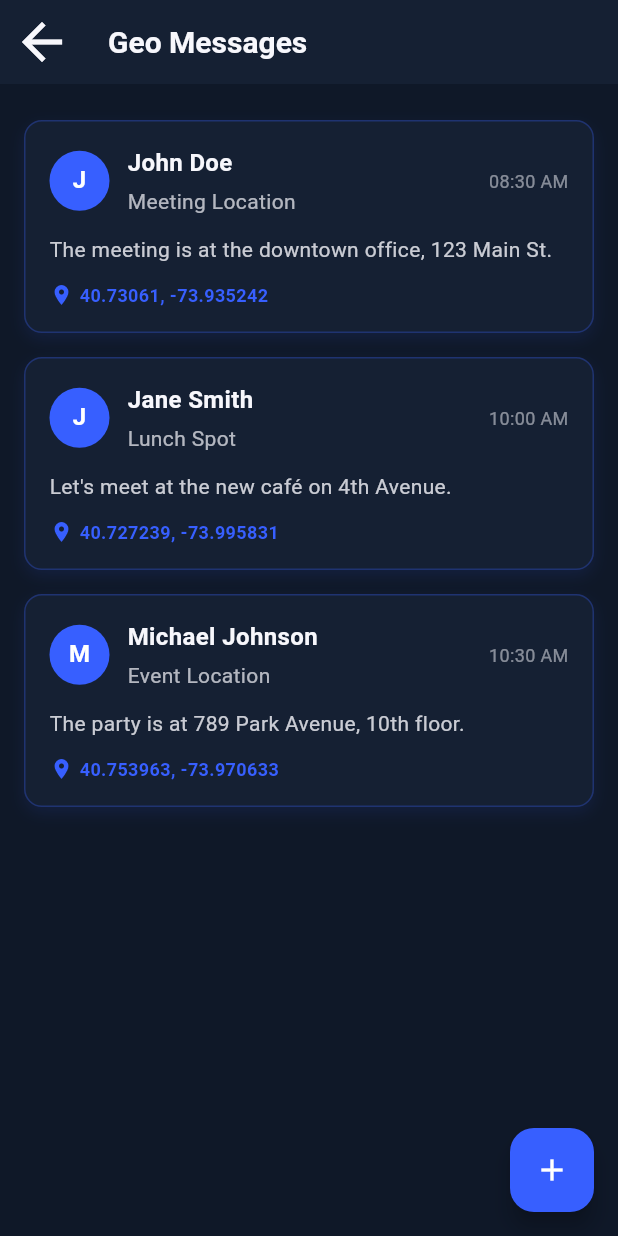
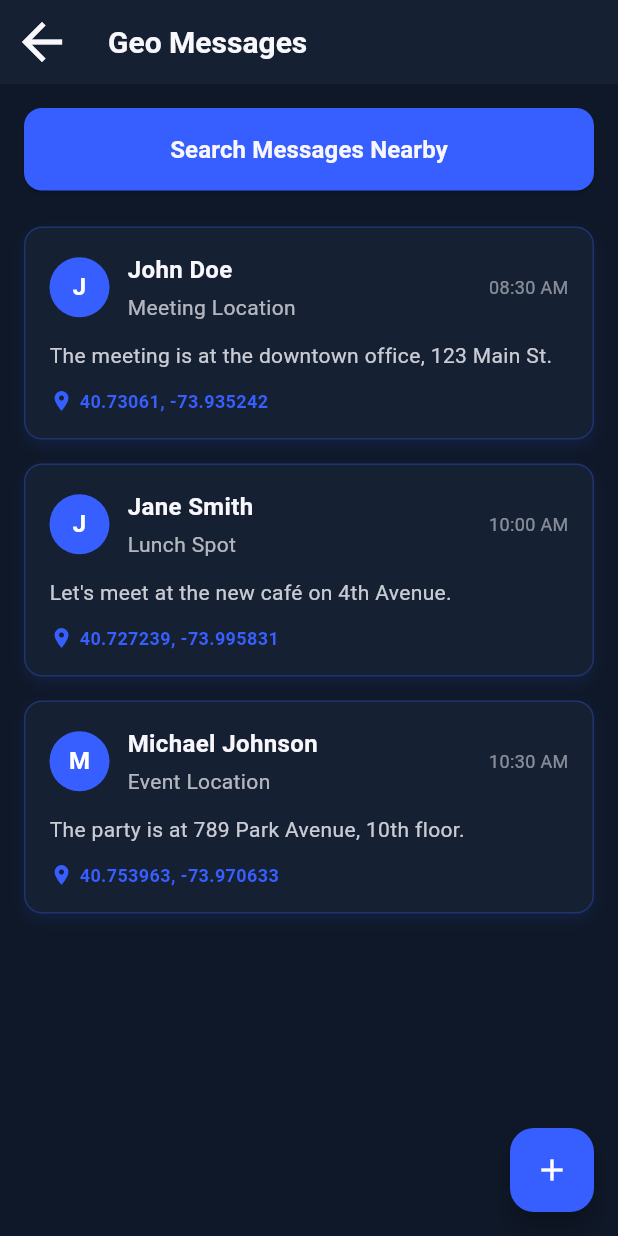
Before and after one commit to SPGOHIL09/link_up, a Flutter app: the Landingpage3 screen opened directly, after a tap on "Create Profile", after a tap on "Save Changes", after a tap on "Geo Messages", on a phone screen of 412 x 824 dp. Run offline on Flutter 3.47's test engine with Material 3 defaults, Android fonts, the phone set to English and light mode, and no system bars; our stand-ins replace device_info_plus, flutter_styled_toast, smooth_page_indicator; missing offline and left inert: flutter_nearby_connections.

Commit message:
Message Working

```diff
--- a/lib/Components/landingscreen3.dart
+++ b/lib/Components/landingscreen3.dart
@@ -63,7 +63,7 @@ class _Landingpage3State extends State<Landingpage3> {
                   ),
                 ),
                 Text(
-                  'Connect easily with \nyour family and friends\n over local areas',
+                  'Geo Messaging: Messages connected to your location',
                   textAlign: TextAlign.center,
                   style: TextStyle(
                     fontWeight: FontWeight.w700,
@@ -71,8 +71,24 @@ class _Landingpage3State extends State<Landingpage3> {
                     fontSize: 25,
                   ),
                 ),
-                SizedBox(height: 20),
-                ElevatedButton(
+                SizedBox(height: 8),
+                Text(
+                  'Get Meassages floating around your place',
+                  textAlign: TextAlign.center,
+                  style: TextStyle(
+                    fontWeight: FontWeight.w300,
+                    color: Colors.white,
+                    fontSize: 17,
+                  ),
+                ),
+                SizedBox(height: 25),
+              ],
+            ),
+          ),
+          Center(
+            child: Container(
+              margin: EdgeInsets.only(top: 650),
+              child: ElevatedButton(
                 onPressed: () {
                   // Navigate to the homepage
                   Navigator.pushReplacement(
@@ -98,7 +114,6 @@ class _Landingpage3State extends State<Landingpage3> {
                   ),
                 ),
               ),
-              ],
             ),
           ),
           Align(
--- a/lib/Components/messageDiscoverItem.dart
+++ b/lib/Components/messageDiscoverItem.dart
@@ -62,7 +62,7 @@ class MessageDiscoverItem extends StatelessWidget {
             },
             child: Row(
               children: [
-                Icon(Icons.person_add, color: Colors.white),
+                Icon(Icons.person_add, color: Colors.white, size: 20,),
                 SizedBox(width: 4),
                 Text(
                   "Invite",
--- a/lib/Components/messageReqDiscItem.dart
+++ b/lib/Components/messageReqDiscItem.dart
@@ -20,6 +20,7 @@ class MessageReqDiscItem extends StatelessWidget {
 
     return Column(
       children: [
+        SizedBox(height: 35,),
         Padding(
           padding: const EdgeInsets.all(8.0),
           child: Container(
--- a/lib/geo_messages.dart
+++ b/lib/geo_messages.dart
@@ -1,5 +1,7 @@
 import 'package:flutter/material.dart';
 import 'package:intl/intl.dart';
+
+import 'home.dart';
 
 class GeoMessagesPage extends StatefulWidget {
   const GeoMessagesPage({Key? key}) : super(key: key);
@@ -58,7 +60,50 @@ class _GeoMessagesPageState extends State<GeoMessagesPage> {
           },
         ),
       ),
-      body: ListView.builder(
+      body: Column(
+        children: [
+          Container(
+            margin:  const EdgeInsets.only(top:16, left: 16, right: 16),
+            child: SizedBox(
+              width: double.infinity,
+              child: ElevatedButton(
+                onPressed: () {
+                  // Save profile changes
+                  ScaffoldMessenger.of(context).showSnackBar(
+                    const SnackBar(
+                      content: Text('Profile updated successfully'),
+                      backgroundColor: Color(0xFF375FFF),
+                    ),
+                  );
+
+                  // Navigate to the homepage
+                  Navigator.pushReplacement(
+                    context,
+                    MaterialPageRoute(
+                        builder: (context) =>
+                            HomePage()), // Replace `HomePage` with your actual homepage widget
+                  );
+                },
+                style: ElevatedButton.styleFrom(
+                  backgroundColor: const Color(0xFF375FFF),
+                  padding: const EdgeInsets.symmetric(vertical: 16),
+                  shape: RoundedRectangleBorder(
+                    borderRadius: BorderRadius.circular(12),
+                  ),
+                ),
+                child: const Text(
+                  'Search Messages Nearby',
+                  style: TextStyle(
+                    color: Color(0xFFF7F7FC),
+                    fontSize: 16,
+                    fontWeight: FontWeight.bold,
+                  ),
+                ),
+              ),
+            ),
+          ),
+          Expanded(
+            child: ListView.builder(
               itemCount: _messages.length,
               padding: const EdgeInsets.all(16),
               itemBuilder: (context, index) {
@@ -72,6 +117,9 @@ class _GeoMessagesPageState extends State<GeoMessagesPage> {
                   longitude: message.longitude,
                 );
               },
+            ),
+          ),
+        ],
       ),
       floatingActionButton: FloatingActionButton(
         backgroundColor: const Color(0xFF375FFF),
--- a/lib/home.dart
+++ b/lib/home.dart
@@ -1,6 +1,7 @@
 
 import 'package:flutter/material.dart';
 import 'package:link_up/geo_messages.dart';
+import 'package:link_up/messageReqDisc.dart';
 import 'package:link_up/profile.dart';
 
 class HomePage extends StatelessWidget {
@@ -74,12 +75,12 @@ class HomePage extends StatelessWidget {
             const SizedBox(height: 24),
             _buildFeatureGrid(context),
             const SizedBox(height: 24),
-            Padding(
-              padding: const EdgeInsets.symmetric(horizontal: 16),
-              child: _buildConnectionStatus(context),
-            ),
+            // Padding(
+            //   padding: const EdgeInsets.symmetric(horizontal: 16),
+            //   child: _buildConnectionStatus(context),
+            // ),
             const SizedBox(height: 24),
-            _buildRecentConnections(context),
+            // _buildRecentConnections(context),
           ],
         ),
       ),
@@ -125,6 +126,16 @@ class HomePage extends StatelessWidget {
         children: [
           _buildFeatureCard(
             context: context,
+            icon: Icons.chat_bubble,
+            title: 'Chat',
+            subtitle: 'Direct messaging',
+            onTap: () {
+              Navigator.push(context, MaterialPageRoute(builder: (context) =>  MessageReqDiscScreen()));
+            },
+
+          ),
+          _buildFeatureCard(
+            context: context,
             icon: Icons.location_on,
             title: 'Geo Messages',
             subtitle: 'Location-based messaging',
@@ -133,19 +144,12 @@ class HomePage extends StatelessWidget {
             },
 
           ),
-          _buildFeatureCard(
-            context: context,
-            icon: Icons.chat_bubble,
-            title: 'P2P Chat',
-            subtitle: 'Direct messaging',
-            onTap: () {},
 
-          ),
           _buildFeatureCard(
             context: context,
             icon: Icons.campaign,
             title: 'Broadcast',
-            subtitle: 'Send to everyone nearby',
+            subtitle: 'Coming Soon....',
             onTap: () {},
 
           ),
@@ -153,7 +157,7 @@ class HomePage extends StatelessWidget {
             context: context,
             icon: Icons.folder_shared,
             title: 'File Sharing',
-            subtitle: 'Share files instantly',
+            subtitle: 'Coming Soon....',
             onTap: () {},
 
           ),
--- a/lib/main.dart
+++ b/lib/main.dart
@@ -58,7 +58,7 @@ class MyApp extends StatelessWidget {
         useMaterial3: true,
       ),
       debugShowCheckedModeBanner: false,
-      home: MessageReqDiscScreen(),
+      home: ScrollablePageView(),
     );
   }
 }
--- /dev/null
+++ b/lib/model/msg.dart
@@ -0,0 +1,6 @@
+class Messages {
+  final String text;
+  final bool isUser;
+
+  Messages({required this.text, required this.isUser});
+}
--- a/lib/profile.dart
+++ b/lib/profile.dart
@@ -76,6 +76,7 @@ class _ProfilePageState extends State<ProfilePage> {
                     width: 1,
                   ),
                 ),
+                child: Center(
                   child: Column(
                     children: [
                       Container(
@@ -129,6 +130,7 @@ class _ProfilePageState extends State<ProfilePage> {
                         ),
                       ),
                     ],
+                  ),
                 ),
               ),
               const SizedBox(height: 32),
--- a/pubspec.yaml
+++ b/pubspec.yaml
@@ -32,7 +32,10 @@ dependencies:
     sdk: flutter
   intl: ^0.19.0
   smooth_page_indicator:
-
+  flutter_nearby_connections: ^1.1.2
+  flutter_styled_toast: ^2.2.1
+  device_info_plus: ^11.1.0
+  flutter_udid: ^3.0.0
   # The following adds the Cupertino Icons font to your application.
   # Use with the CupertinoIcons class for iOS style icons.
   cupertino_icons: ^1.0.8
```
Also changed, not shown: lib/Components/landingscreen1.dart (+11 -1 lines), lib/Components/landingscreen2.dart (+11 -2 lines), lib/Components/messageRequestItem.dart (+16 -15 lines), lib/messageReqDisc.dart (+39 -6 lines), lib/userList.dart (added, +423 -0 lines), pubspec.lock, 5 other files. Lines whose indentation alone changed are shown as unchanged.
